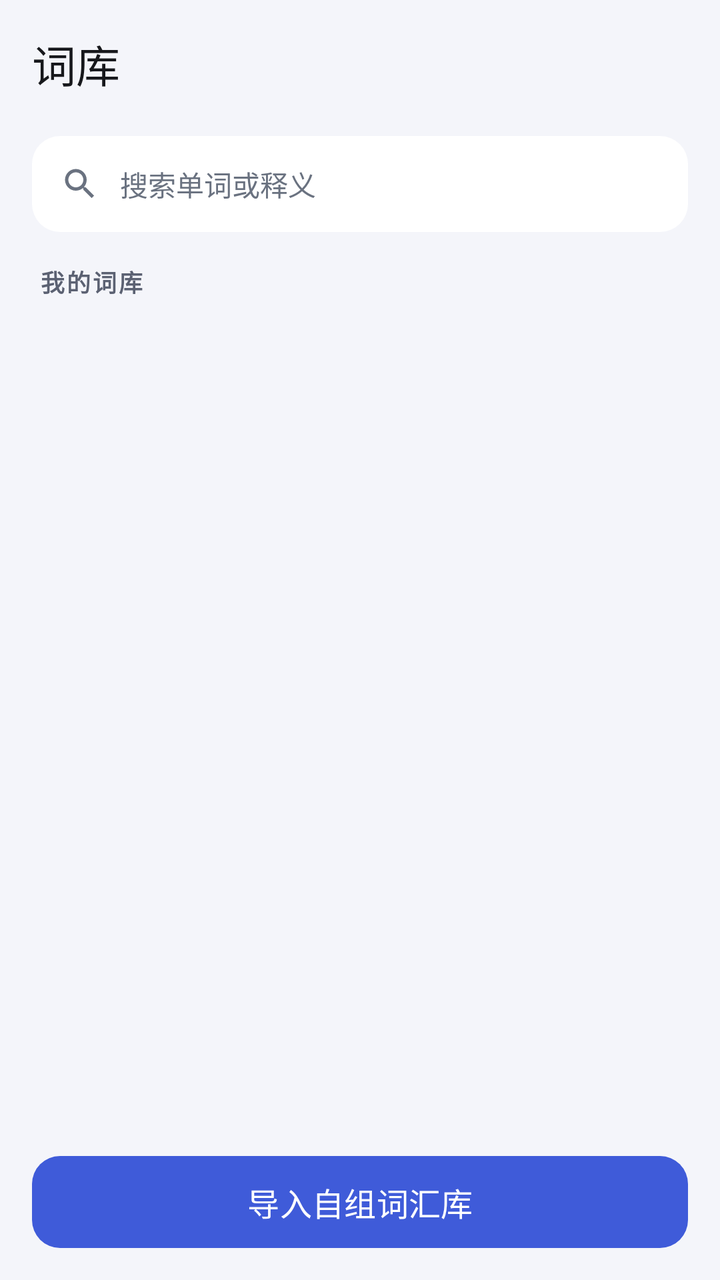
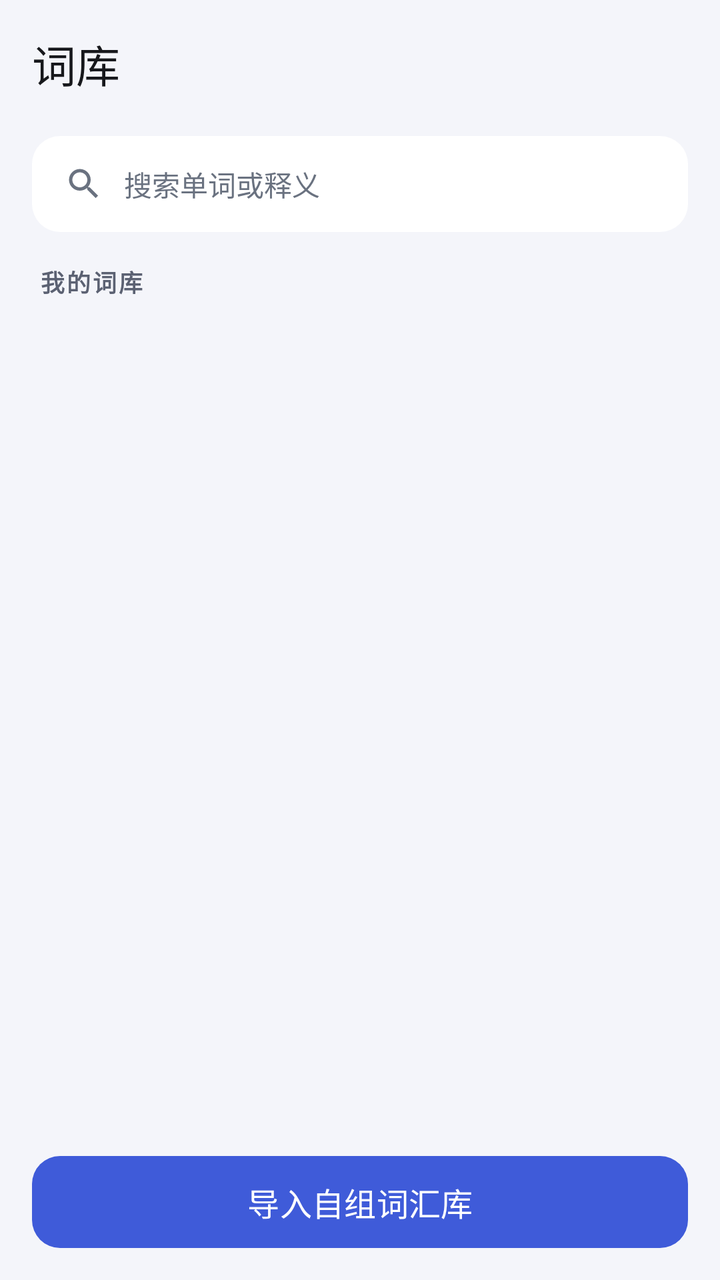

Before-and-after screenshots of an Android layout around one commit, followed by the original layout XML and the change that was made.
<!-- AndroidManifest.xml: application theme Theme.WordDrill -->
<!-- res/layout/fragment_library.xml -->
<?xml version="1.0" encoding="utf-8"?>
<LinearLayout xmlns:android="http://schemas.android.com/apk/res/android"
    xmlns:app="http://schemas.android.com/apk/res-auto"
    android:id="@+id/root"
    android:layout_width="match_parent"
    android:layout_height="match_parent"
    android:background="@color/bg"
    android:orientation="vertical">

    <com.google.android.material.appbar.MaterialToolbar
        android:id="@+id/toolbar"
        style="@style/Toolbar.WordDrill"
        android:layout_width="match_parent"
        android:layout_height="?attr/actionBarSize"
        app:title="@string/tab_library"
        app:titleTextAppearance="@style/TextAppearance.Material3.TitleLarge" />

    <LinearLayout
        android:id="@+id/searchBar"
        android:layout_width="match_parent"
        android:layout_height="48dp"
        android:layout_marginStart="16dp"
        android:layout_marginTop="4dp"
        android:layout_marginEnd="16dp"
        android:background="@drawable/bg_item_card"
        android:clickable="true"
        android:focusable="true"
        android:gravity="center_vertical"
        android:orientation="horizontal"
        android:paddingStart="14dp"
        android:paddingEnd="14dp">

        <ImageView
            android:layout_width="20dp"
            android:layout_height="20dp"
            android:contentDescription="@string/title_dictionary"
            android:src="@drawable/ic_search"
            app:tint="@color/text_hint" />

        <TextView
            android:layout_width="0dp"
            android:layout_height="wrap_content"
            android:layout_marginStart="10dp"
            android:layout_weight="1"
            android:text="@string/search_bar_hint"
            android:textColor="@color/text_hint"
            android:textSize="14sp" />
    </LinearLayout>

    <TextView
        style="@style/Text.SectionLabel"
        android:layout_width="wrap_content"
        android:layout_height="wrap_content"
        android:layout_marginStart="20dp"
        android:layout_marginTop="16dp"
        android:text="@string/library_section" />

    <androidx.recyclerview.widget.RecyclerView
        android:id="@+id/recycler"
        android:layout_width="match_parent"
        android:layout_height="0dp"
        android:layout_marginTop="4dp"
        android:layout_weight="1"
        android:clipToPadding="false"
        android:paddingStart="12dp"
        android:paddingEnd="12dp"
        android:paddingBottom="8dp" />

    <com.google.android.material.button.MaterialButton
        android:id="@+id/btnImport"
        android:layout_width="match_parent"
        android:layout_height="54dp"
        android:layout_marginStart="16dp"
        android:layout_marginTop="6dp"
        android:layout_marginEnd="16dp"
        android:layout_marginBottom="12dp"
        android:text="@string/action_import"
        android:textSize="16sp"
        app:cornerRadius="14dp" />
</LinearLayout>
<!-- resources referenced by this layout -->
<resources>
  <color name="bg">#F4F5FA</color>
  <color name="text_hint">#6A7280</color>
  <!-- drawable bg_item_card (drawable) -->
  <?xml version="1.0" encoding="utf-8"?>
  <shape xmlns:android="http://schemas.android.com/apk/res/android"
      android:shape="rectangle">
      <solid android:color="@color/surface" />
      <corners android:radius="14dp" />
  </shape>
  <!-- drawable ic_search (drawable) -->
  <?xml version="1.0" encoding="utf-8"?>
  <vector xmlns:android="http://schemas.android.com/apk/res/android"
      android:width="24dp"
      android:height="24dp"
      android:viewportWidth="24"
      android:viewportHeight="24">
      <path
          android:fillColor="#FF000000"
          android:pathData="M15.5,14h-0.79l-0.28,-0.27C15.41,12.59 16,11.11 16,9.5 16,5.91 13.09,3 9.5,3S3,5.91 3,9.5 5.91,16 9.5,16c1.61,0 3.09,-0.59 4.23,-1.57l0.27,0.28v0.79l5,4.99L20.49,19l-4.99,-5zM9.5,14C7.01,14 5,11.99 5,9.5S7.01,5 9.5,5 14,7.01 14,9.5 11.99,14 9.5,14z" />
  </vector>
  <string name="action_import">导入自组词汇库</string>
  <string name="library_section">我的词库</string>
  <string name="search_bar_hint">搜索单词或释义</string>
  <string name="tab_library">词库</string>
  <string name="title_dictionary">词典</string>
  <style name="Text.SectionLabel" parent="">
          <item name="android:textSize">12sp</item>
          <item name="android:textColor">@color/text_secondary</item>
          <item name="android:letterSpacing">0.08</item>
          <item name="android:textStyle">bold</item>
      </style>
  <style name="Toolbar.WordDrill" parent="Widget.Material3.Toolbar">
          <item name="android:background">@color/bg</item>
          <item name="titleTextColor">@color/text_primary</item>
          <item name="subtitleTextColor">@color/text_secondary</item>
          <item name="navigationIconTint">@color/text_primary</item>
      </style>
  <style name="Theme.WordDrill" parent="Theme.Material3.DayNight.NoActionBar">
          <item name="colorPrimary">@color/brand</item>
          <item name="colorOnPrimary">@color/white</item>
          <item name="colorPrimaryContainer">@color/brand_container</item>
          <item name="colorOnPrimaryContainer">@color/brand_dark</item>
          <item name="colorSecondary">@color/accent</item>
          <item name="colorSurface">@color/surface</item>
          <item name="android:colorBackground">@color/bg</item>
          <item name="android:windowBackground">@color/bg</item>
          <item name="android:statusBarColor">@color/bg</item>
          <item name="android:navigationBarColor">@color/bg</item>
          <item name="android:windowLightStatusBar">@bool/light_status_bar</item>
      </style>
  <color name="surface">#FFFFFF</color>
  <color name="text_secondary">#5B6172</color>
  <color name="text_primary">#17181C</color>
  <color name="brand">#3F5BD9</color>
  <color name="white">#FFFFFF</color>
  <color name="brand_container">#E4E9FF</color>
  <color name="brand_dark">#1D2B6B</color>
  <color name="accent">#C97A00</color>
</resources>

<!-- the commit's change to res/layout/fragment_library.xml (unified diff, before → after) -->
@@ -27,8 +27,8 @@
         android:focusable="true"
         android:gravity="center_vertical"
         android:orientation="horizontal"
-        android:paddingStart="14dp"
-        android:paddingEnd="14dp">
+        android:paddingStart="16dp"
+        android:paddingEnd="16dp">
 
         <ImageView
             android:layout_width="20dp"
@@ -62,8 +62,8 @@
         android:layout_marginTop="4dp"
         android:layout_weight="1"
         android:clipToPadding="false"
-        android:paddingStart="12dp"
-        android:paddingEnd="12dp"
+        android:paddingStart="16dp"
+        android:paddingEnd="16dp"
         android:paddingBottom="8dp" />
 
     <com.google.android.material.button.MaterialButton
